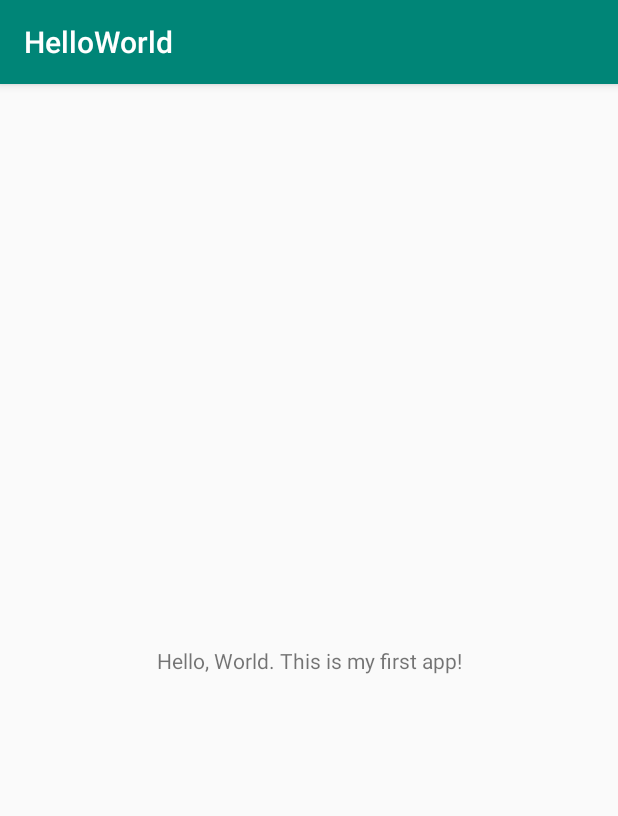
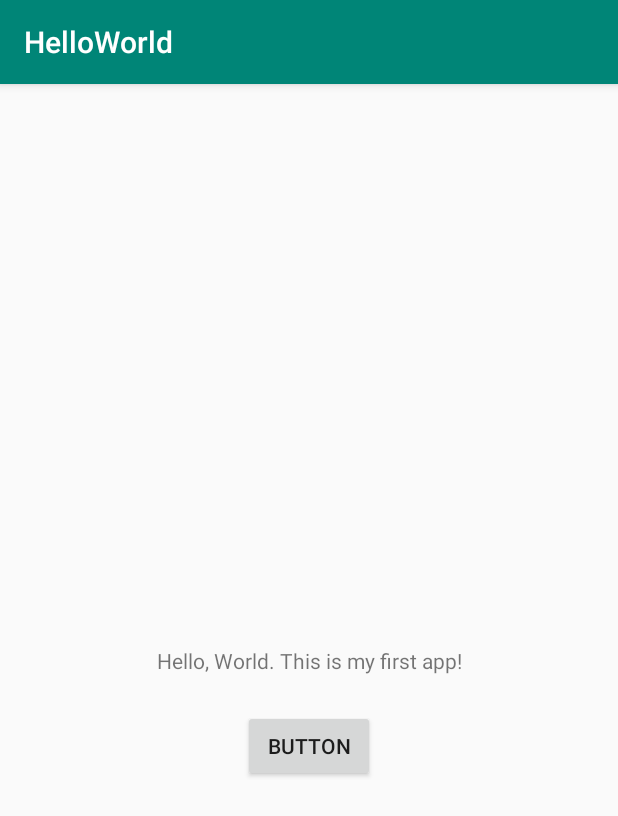
Before and after one commit to tsuo/MobDev3515-001, an Android app: the screen it shows after launch (MainActivity), on a phone screen of 412 x 824 dp. Shown: the top 816 px of the screen. Run offline under Robolectric (Android 15) with nearby library versions, the phone set to English and light mode, and no system bars.

Commit message:
added button that is centered horizontally in layout

```diff
--- a/lab1/app/src/main/res/layout/activity_main.xml
+++ b/lab1/app/src/main/res/layout/activity_main.xml
@@ -15,4 +15,15 @@
         app:layout_constraintRight_toRightOf="parent"
         app:layout_constraintTop_toTopOf="parent" />
 
+    <Button
+        android:id="@+id/button"
+        android:layout_width="wrap_content"
+        android:layout_height="wrap_content"
+        android:text="Button"
+        app:layout_constraintBottom_toBottomOf="parent"
+        app:layout_constraintEnd_toEndOf="parent"
+        app:layout_constraintStart_toStartOf="parent"
+        app:layout_constraintTop_toTopOf="parent"
+        app:layout_constraintVertical_bias="0.58000004" />
+
 </androidx.constraintlayout.widget.ConstraintLayout>
```
